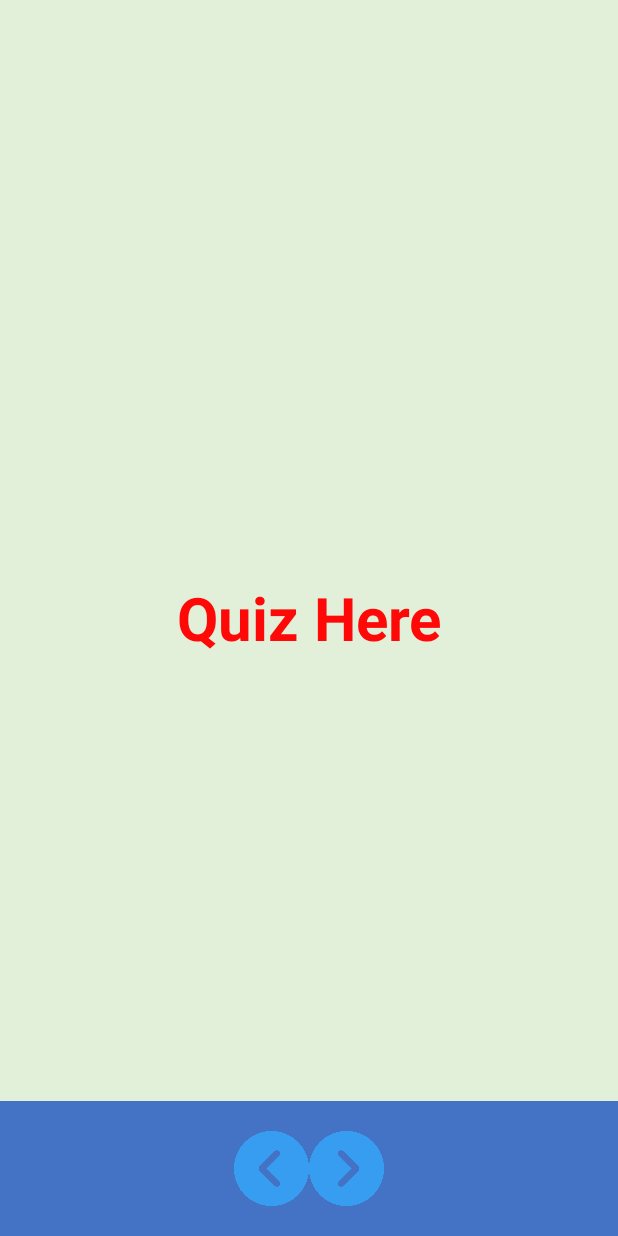
After one commit to Danne132/64130005_MobileDevelopment, an Android app: the EBodyFragment screen opened directly, with no data from a screen before it, on a phone screen of 412 x 824 dp. The commit adds this screen. Run offline under Robolectric (Android 15) with nearby library versions, the phone set to English and light mode, and no system bars.

Commit message:
update giao diện English

```diff
--- /dev/null
+++ b/ChuyenManHinh_Fragment/app/src/main/java/th/hoangduyan/chuyenmanhinh_fragment/English/EBodyFragment.java
@@ -0,0 +1,66 @@
+package th.hoangduyan.chuyenmanhinh_fragment.English;
+
+import android.os.Bundle;
+
+import androidx.fragment.app.Fragment;
+
+import android.view.LayoutInflater;
+import android.view.View;
+import android.view.ViewGroup;
+
+import th.hoangduyan.chuyenmanhinh_fragment.R;
+
+/**
+ * A simple {@link Fragment} subclass.
+ * Use the {@link EBodyFragment#newInstance} factory method to
+ * create an instance of this fragment.
+ */
+public class EBodyFragment extends Fragment {
+
+    // TODO: Rename parameter arguments, choose names that match
+    // the fragment initialization parameters, e.g. ARG_ITEM_NUMBER
+    private static final String ARG_PARAM1 = "param1";
+    private static final String ARG_PARAM2 = "param2";
+
+    // TODO: Rename and change types of parameters
+    private String mParam1;
+    private String mParam2;
+
+    public EBodyFragment() {
+        // Required empty public constructor
+    }
+
+    /**
+     * Use this factory method to create a new instance of
+     * this fragment using the provided parameters.
+     *
+     * @param param1 Parameter 1.
+     * @param param2 Parameter 2.
+     * @return A new instance of fragment EnglishFragment2.
+     */
+    // TODO: Rename and change types and number of parameters
+    public static EBodyFragment newInstance(String param1, String param2) {
+        EBodyFragment fragment = new EBodyFragment();
+        Bundle args = new Bundle();
+        args.putString(ARG_PARAM1, param1);
+        args.putString(ARG_PARAM2, param2);
+        fragment.setArguments(args);
+        return fragment;
+    }
+
+    @Override
+    public void onCreate(Bundle savedInstanceState) {
+        super.onCreate(savedInstanceState);
+        if (getArguments() != null) {
+            mParam1 = getArguments().getString(ARG_PARAM1);
+            mParam2 = getArguments().getString(ARG_PARAM2);
+        }
+    }
+
+    @Override
+    public View onCreateView(LayoutInflater inflater, ViewGroup container,
+                             Bundle savedInstanceState) {
+        // Inflate the layout for this fragment
+        return inflater.inflate(R.layout.fragment_e_body, container, false);
+    }
+}
--- /dev/null
+++ b/ChuyenManHinh_Fragment/app/src/main/java/th/hoangduyan/chuyenmanhinh_fragment/English/EBotFragment.java
@@ -0,0 +1,66 @@
+package th.hoangduyan.chuyenmanhinh_fragment.English;
+
+import android.os.Bundle;
+
+import androidx.fragment.app.Fragment;
+
+import android.view.LayoutInflater;
+import android.view.View;
+import android.view.ViewGroup;
+
+import th.hoangduyan.chuyenmanhinh_fragment.R;
+
+/**
+ * A simple {@link Fragment} subclass.
+ * Use the {@link EBotFragment#newInstance} factory method to
+ * create an instance of this fragment.
+ */
+public class EBotFragment extends Fragment {
+
+    // TODO: Rename parameter arguments, choose names that match
+    // the fragment initialization parameters, e.g. ARG_ITEM_NUMBER
+    private static final String ARG_PARAM1 = "param1";
+    private static final String ARG_PARAM2 = "param2";
+
+    // TODO: Rename and change types of parameters
+    private String mParam1;
+    private String mParam2;
+
+    public EBotFragment() {
+        // Required empty public constructor
+    }
+
+    /**
+     * Use this factory method to create a new instance of
+     * this fragment using the provided parameters.
+     *
+     * @param param1 Parameter 1.
+     * @param param2 Parameter 2.
+     * @return A new instance of fragment EBotFragment.
+     */
+    // TODO: Rename and change types and number of parameters
+    public static EBotFragment newInstance(String param1, String param2) {
+        EBotFragment fragment = new EBotFragment();
+        Bundle args = new Bundle();
+        args.putString(ARG_PARAM1, param1);
+        args.putString(ARG_PARAM2, param2);
+        fragment.setArguments(args);
+        return fragment;
+    }
+
+    @Override
+    public void onCreate(Bundle savedInstanceState) {
+        super.onCreate(savedInstanceState);
+        if (getArguments() != null) {
+            mParam1 = getArguments().getString(ARG_PARAM1);
+            mParam2 = getArguments().getString(ARG_PARAM2);
+        }
+    }
+
+    @Override
+    public View onCreateView(LayoutInflater inflater, ViewGroup container,
+                             Bundle savedInstanceState) {
+        // Inflate the layout for this fragment
+        return inflater.inflate(R.layout.fragment_e_bot, container, false);
+    }
+}
--- /dev/null
+++ b/ChuyenManHinh_Fragment/app/src/main/java/th/hoangduyan/chuyenmanhinh_fragment/English/ETopFragment.java
@@ -0,0 +1,66 @@
+package th.hoangduyan.chuyenmanhinh_fragment.English;
+
+import android.os.Bundle;
+
+import androidx.fragment.app.Fragment;
+
+import android.view.LayoutInflater;
+import android.view.View;
+import android.view.ViewGroup;
+
+import th.hoangduyan.chuyenmanhinh_fragment.R;
+
+/**
+ * A simple {@link Fragment} subclass.
+ * Use the {@link ETopFragment#newInstance} factory method to
+ * create an instance of this fragment.
+ */
+public class ETopFragment extends Fragment {
+
+    // TODO: Rename parameter arguments, choose names that match
+    // the fragment initialization parameters, e.g. ARG_ITEM_NUMBER
+    private static final String ARG_PARAM1 = "param1";
+    private static final String ARG_PARAM2 = "param2";
+
+    // TODO: Rename and change types of parameters
+    private String mParam1;
+    private String mParam2;
+
+    public ETopFragment() {
+        // Required empty public constructor
+    }
+
+    /**
+     * Use this factory method to create a new instance of
+     * this fragment using the provided parameters.
+     *
+     * @param param1 Parameter 1.
+     * @param param2 Parameter 2.
+     * @return A new instance of fragment EnglishFragment1.
+     */
+    // TODO: Rename and change types and number of parameters
+    public static ETopFragment newInstance(String param1, String param2) {
+        ETopFragment fragment = new ETopFragment();
+        Bundle args = new Bundle();
+        args.putString(ARG_PARAM1, param1);
+        args.putString(ARG_PARAM2, param2);
+        fragment.setArguments(args);
+        return fragment;
+    }
+
+    @Override
+    public void onCreate(Bundle savedInstanceState) {
+        super.onCreate(savedInstanceState);
+        if (getArguments() != null) {
+            mParam1 = getArguments().getString(ARG_PARAM1);
+            mParam2 = getArguments().getString(ARG_PARAM2);
+        }
+    }
+
+    @Override
+    public View onCreateView(LayoutInflater inflater, ViewGroup container,
+                             Bundle savedInstanceState) {
+        // Inflate the layout for this fragment
+        return inflater.inflate(R.layout.fragment_e_top, container, false);
+    }
+}
--- a/ChuyenManHinh_Fragment/app/src/main/java/th/hoangduyan/chuyenmanhinh_fragment/MainActivity.java
+++ b/ChuyenManHinh_Fragment/app/src/main/java/th/hoangduyan/chuyenmanhinh_fragment/MainActivity.java
@@ -26,7 +26,10 @@
         super.onCreate(savedInstanceState);
         EdgeToEdge.enable(this);
         setContentView(R.layout.activity_main);
+        getControl();
         englishBtn.setOnClickListener(englishClick);
+        mathBtn.setOnClickListener(mathClick);
+        codeBtn.setOnClickListener(codeClick);
     }
 
     View.OnClickListener englishClick = new View.OnClickListener() {
@@ -48,7 +51,7 @@
     View.OnClickListener codeClick = new View.OnClickListener() {
         @Override
         public void onClick(View v) {
-            Intent intent = new Intent(MainActivity.this, EnglishActivity.class);
+            Intent intent = new Intent(MainActivity.this, CodeActivity.class);
             startActivity(intent);
         }
     };
--- a/ChuyenManHinh_Fragment/app/src/main/res/layout/activity_english.xml
+++ b/ChuyenManHinh_Fragment/app/src/main/res/layout/activity_english.xml
@@ -5,6 +5,34 @@
     android:id="@+id/main"
     android:layout_width="match_parent"
     android:layout_height="match_parent"
-    tools:context=".EnglishActivity">
+    tools:context=".EnglishActivity"
+    android:padding="20dp">
 
+    <androidx.fragment.app.FragmentContainerView
+        android:id="@+id/fragmentTop"
+        android:name="th.hoangduyan.chuyenmanhinh_fragment.English.ETopFragment"
+        android:layout_width="match_parent"
+        android:layout_height="wrap_content"
+        app:layout_constraintTop_toTopOf="parent"
+        app:layout_constraintBottom_toTopOf="@+id/fragmentBody"
+        tools:layout_editor_absoluteX="231dp"
+        tools:layout_editor_absoluteY="140dp" />
+
+    <androidx.fragment.app.FragmentContainerView
+        android:id="@+id/fragmentBody"
+        android:name="th.hoangduyan.chuyenmanhinh_fragment.English.EBodyFragment"
+        android:layout_width="match_parent"
+        android:layout_height="match_parent"
+        app:layout_constraintTop_toBottomOf="@+id/fragmentTop"
+        tools:layout_editor_absoluteX="197dp"
+        tools:layout_editor_absoluteY="252dp" />
+
+    <androidx.fragment.app.FragmentContainerView
+        android:id="@+id/fragmentBot"
+        android:name="th.hoangduyan.chuyenmanhinh_fragment.English.EBotFragment"
+        android:layout_width="match_parent"
+        android:layout_height="wrap_content"
+        app:layout_constraintBottom_toBottomOf="parent"
+        tools:layout_editor_absoluteX="205dp"
+        tools:layout_editor_absoluteY="530dp" />
 </androidx.constraintlayout.widget.ConstraintLayout>
--- /dev/null
+++ b/ChuyenManHinh_Fragment/app/src/main/res/layout/fragment_e_body.xml
@@ -0,0 +1,19 @@
+<?xml version="1.0" encoding="utf-8"?>
+<FrameLayout xmlns:android="http://schemas.android.com/apk/res/android"
+    xmlns:tools="http://schemas.android.com/tools"
+    android:layout_width="match_parent"
+    android:layout_height="match_parent"
+    tools:context=".English.EBodyFragment"
+    android:background="#E2F0D9">
+
+    <!-- TODO: Update blank fragment layout -->
+    <TextView
+        android:layout_width="match_parent"
+        android:layout_height="match_parent"
+        android:text="Quiz Here"
+        android:gravity="center"
+        android:textSize="40sp"
+        android:textStyle="bold"
+        android:textColor="#FE0908"/>
+
+</FrameLayout>
--- /dev/null
+++ b/ChuyenManHinh_Fragment/app/src/main/res/layout/fragment_e_bot.xml
@@ -0,0 +1,31 @@
+<?xml version="1.0" encoding="utf-8"?>
+<FrameLayout xmlns:android="http://schemas.android.com/apk/res/android"
+    xmlns:tools="http://schemas.android.com/tools"
+    android:layout_width="match_parent"
+    android:layout_height="wrap_content"
+    xmlns:app="http://schemas.android.com/apk/res-auto"
+    tools:context=".English.EBotFragment"
+    android:background="#4472C4"
+    android:paddingVertical="20dp">
+
+    <!-- TODO: Update blank fragment layout -->
+    <LinearLayout
+        android:layout_width="match_parent"
+        android:layout_height="match_parent"
+        android:orientation="horizontal"
+        android:gravity="center">
+        <Button
+            android:layout_width="50dp"
+            android:layout_height="50dp"
+            app:backgroundTint="@null"
+            android:background="@drawable/left_click"
+            />
+        <Button
+            android:layout_width="50dp"
+            android:layout_height="50dp"
+            app:backgroundTint="@null"
+            android:background="@drawable/right_click"
+            />
+    </LinearLayout>
+
+</FrameLayout>
--- a/ChuyenManHinh_Fragment/app/src/main/res/values/strings.xml
+++ b/ChuyenManHinh_Fragment/app/src/main/res/values/strings.xml
@@ -1,3 +1,5 @@
 <resources>
     <string name="app_name">ChuyenManHinh_Fragment</string>
+    <!-- TODO: Remove or change this placeholder text -->
+    <string name="hello_blank_fragment">Hello blank fragment</string>
 </resources>
```
Also changed, not shown: ChuyenManHinh_Fragment/app/src/main/res/layout/fragment_e_top.xml (added, +19 -0 lines), ChuyenManHinh_Fragment/app/src/main/res/drawable/left_click.png (added), ChuyenManHinh_Fragment/app/src/main/res/drawable/right_click.png (added).
